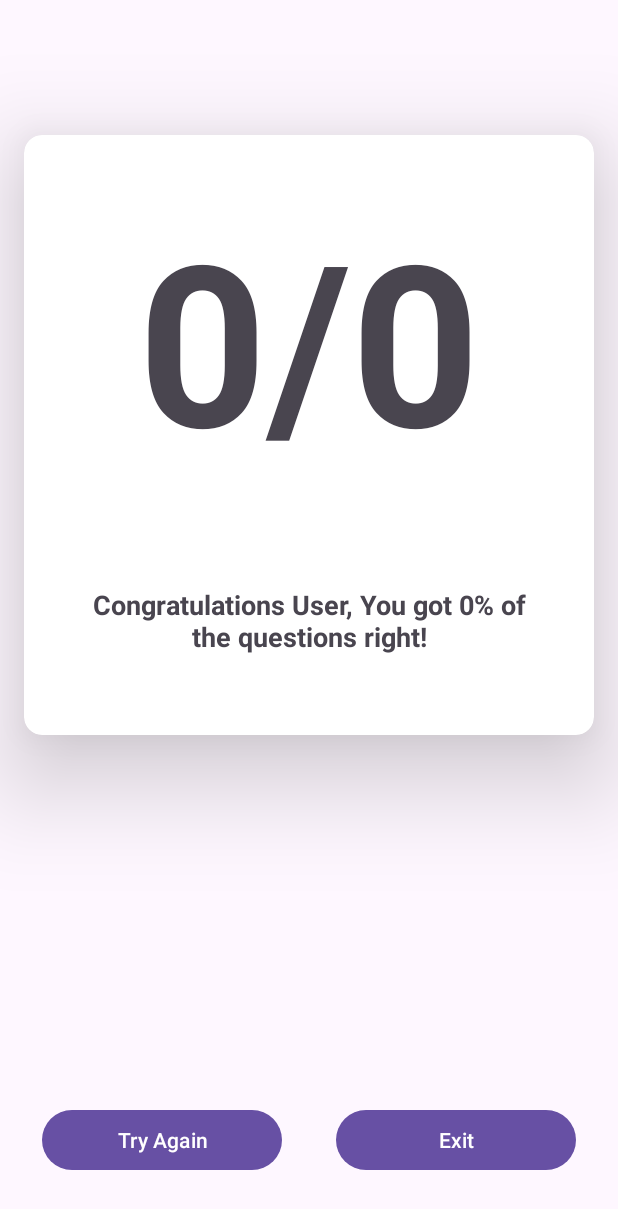
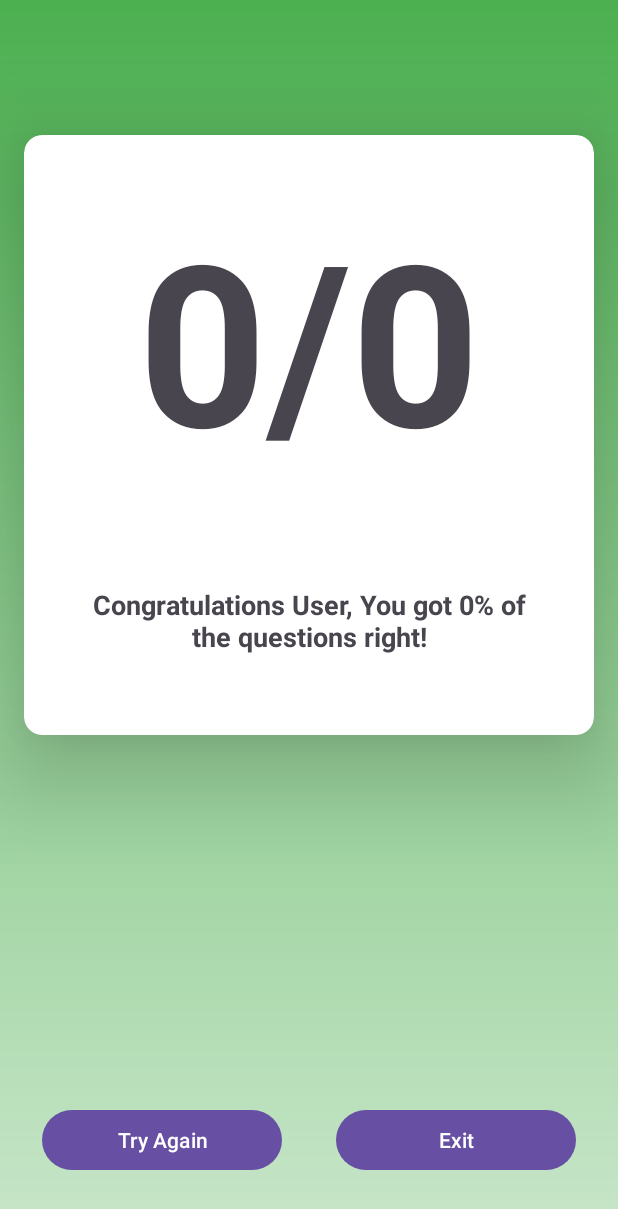
Before and after one commit to blurridge/iStudy, an Android app: the fragment ScoreFragment placed in its activity, on a phone screen of 412 x 824 dp. Shown: the top 1209 px of the screen. Run offline under Robolectric (Android 15) with nearby library versions, the phone set to English and light mode, and no system bars.

Commit message:
feat: added pop up confirmation for deletion | chore: fixed color for quiz result

```diff
--- a/app/src/main/java/com/example/istudy/QuizResultFragment.kt
+++ b/app/src/main/java/com/example/istudy/QuizResultFragment.kt
@@ -5,7 +5,6 @@ import android.os.Bundle
 import android.view.LayoutInflater
 import android.view.View
 import android.view.ViewGroup
-import android.widget.Toast
 import androidx.core.content.ContextCompat
 import androidx.fragment.app.Fragment
 import com.example.istudy.databinding.FragmentQuizResultBinding
@@ -37,11 +36,11 @@ class ScoreFragment : Fragment() {
         // Set score and user name
         binding.scoreTextView.text = "$score/$totalQuestions"
         if(score>=totalQuestions/2){
-            ContextCompat.getDrawable(requireContext(), R.drawable.green_gradient)
+            binding.parentLayout.background = ContextCompat.getDrawable(requireContext(), R.drawable.green_gradient)
             binding.resultDescription.text = "Congratulations $userName, You got ${(score.toFloat() / totalQuestions * 100).toInt()}% of the questions right!"
         }
         else {
-            ContextCompat.getDrawable(requireContext(), R.drawable.red_gradient)
+            binding.parentLayout.background = ContextCompat.getDrawable(requireContext(), R.drawable.red_gradient)
             binding.resultDescription.text = "You can do better $userName, You got ${(score.toFloat() / totalQuestions * 100).toInt()}% of the questions right!"
         }
         binding.tryAgainButton.setOnClickListener {
--- a/app/src/main/res/layout/fragment_quiz_result.xml
+++ b/app/src/main/res/layout/fragment_quiz_result.xml
@@ -3,7 +3,8 @@
     xmlns:app="http://schemas.android.com/apk/res-auto"
     xmlns:tools="http://schemas.android.com/tools"
     android:layout_width="match_parent"
-    android:layout_height="match_parent">
+    android:layout_height="match_parent"
+    android:id="@+id/parentLayout">
 
     <androidx.cardview.widget.CardView
         android:id="@+id/cardView"
```
Also changed, not shown: app/src/main/java/com/example/istudy/StudyAdapter.kt (+27 -13 lines), 3 other files.
